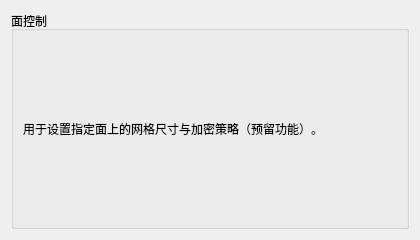
First picture: the form in plugins/Base_Mesh/MeshFaceControlWidget.ui, repository asd977/base_cae, before the edit.
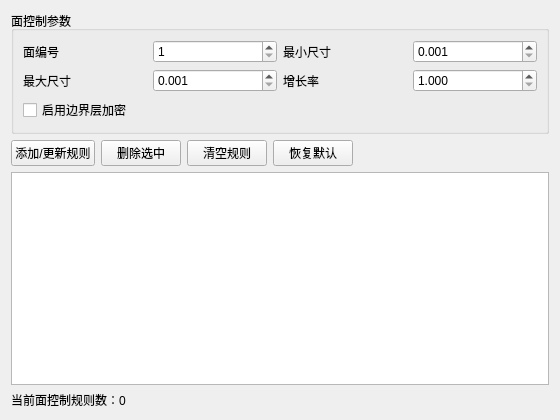
Second picture: the form after the edit.

Commit message: 完善边/面/体控制Widget交互与UI

The edit to the form file:
```diff
--- a/plugins/Base_Mesh/MeshFaceControlWidget.ui
+++ b/plugins/Base_Mesh/MeshFaceControlWidget.ui
@@ -3,24 +3,44 @@
  <class>MeshFaceControlWidget</class>
  <widget class="QWidget" name="MeshFaceControlWidget">
   <property name="geometry">
-   <rect><x>0</x><y>0</y><width>420</width><height>240</height></rect>
+   <rect>
+    <x>0</x>
+    <y>0</y>
+    <width>560</width>
+    <height>420</height>
+   </rect>
   </property>
   <property name="windowTitle">
    <string>面控制</string>
   </property>
   <layout class="QVBoxLayout" name="verticalLayout">
    <item>
-    <widget class="QGroupBox" name="groupBox">
-     <property name="title"><string>面控制</string></property>
-     <layout class="QVBoxLayout" name="verticalLayout_2">
-      <item>
-       <widget class="QLabel" name="labelHint">
-        <property name="text"><string>用于设置指定面上的网格尺寸与加密策略（预留功能）。</string></property>
-       </widget>
-      </item>
+    <widget class="QGroupBox" name="groupInputs">
+     <property name="title"><string>面控制参数</string></property>
+     <layout class="QGridLayout" name="gridLayout">
+      <item row="0" column="0"><widget class="QLabel" name="labelFaceId"><property name="text"><string>面编号</string></property></widget></item>
+      <item row="0" column="1"><widget class="QSpinBox" name="spFaceId"><property name="minimum"><number>1</number></property><property name="maximum"><number>999999</number></property></widget></item>
+      <item row="0" column="2"><widget class="QLabel" name="labelMin"><property name="text"><string>最小尺寸</string></property></widget></item>
+      <item row="0" column="3"><widget class="QDoubleSpinBox" name="dsMinSize"><property name="decimals"><number>3</number></property><property name="minimum"><double>0.001000000000000</double></property><property name="maximum"><double>9999.000000000000000</double></property></widget></item>
+      <item row="1" column="0"><widget class="QLabel" name="labelMax"><property name="text"><string>最大尺寸</string></property></widget></item>
+      <item row="1" column="1"><widget class="QDoubleSpinBox" name="dsMaxSize"><property name="decimals"><number>3</number></property><property name="minimum"><double>0.001000000000000</double></property><property name="maximum"><double>9999.000000000000000</double></property></widget></item>
+      <item row="1" column="2"><widget class="QLabel" name="labelGrowth"><property name="text"><string>增长率</string></property></widget></item>
+      <item row="1" column="3"><widget class="QDoubleSpinBox" name="dsGrowthRate"><property name="decimals"><number>3</number></property><property name="minimum"><double>1.000000000000000</double></property><property name="maximum"><double>10.000000000000000</double></property><property name="singleStep"><double>0.050000000000000</double></property></widget></item>
+      <item row="2" column="0" colspan="2"><widget class="QCheckBox" name="chkBoundaryLayer"><property name="text"><string>启用边界层加密</string></property></widget></item>
      </layout>
     </widget>
    </item>
+   <item>
+    <layout class="QHBoxLayout" name="horizontalLayoutBtns">
+     <item><widget class="QPushButton" name="btnAddOrUpdate"><property name="text"><string>添加/更新规则</string></property></widget></item>
+     <item><widget class="QPushButton" name="btnRemoveSelected"><property name="text"><string>删除选中</string></property></widget></item>
+     <item><widget class="QPushButton" name="btnClearRules"><property name="text"><string>清空规则</string></property></widget></item>
+     <item><widget class="QPushButton" name="btnResetDefaults"><property name="text"><string>恢复默认</string></property></widget></item>
+     <item><spacer name="horizontalSpacer"><property name="orientation"><enum>Qt::Horizontal</enum></property><property name="sizeHint" stdset="0"><size><width>40</width><height>20</height></size></property></spacer></item>
+    </layout>
+   </item>
+   <item><widget class="QTableWidget" name="tableRules"/></item>
+   <item><widget class="QLabel" name="labelSummary"><property name="text"><string>当前面控制规则数：0</string></property></widget></item>
   </layout>
  </widget>
  <resources/>
```
The commit also changes 8 other files.
